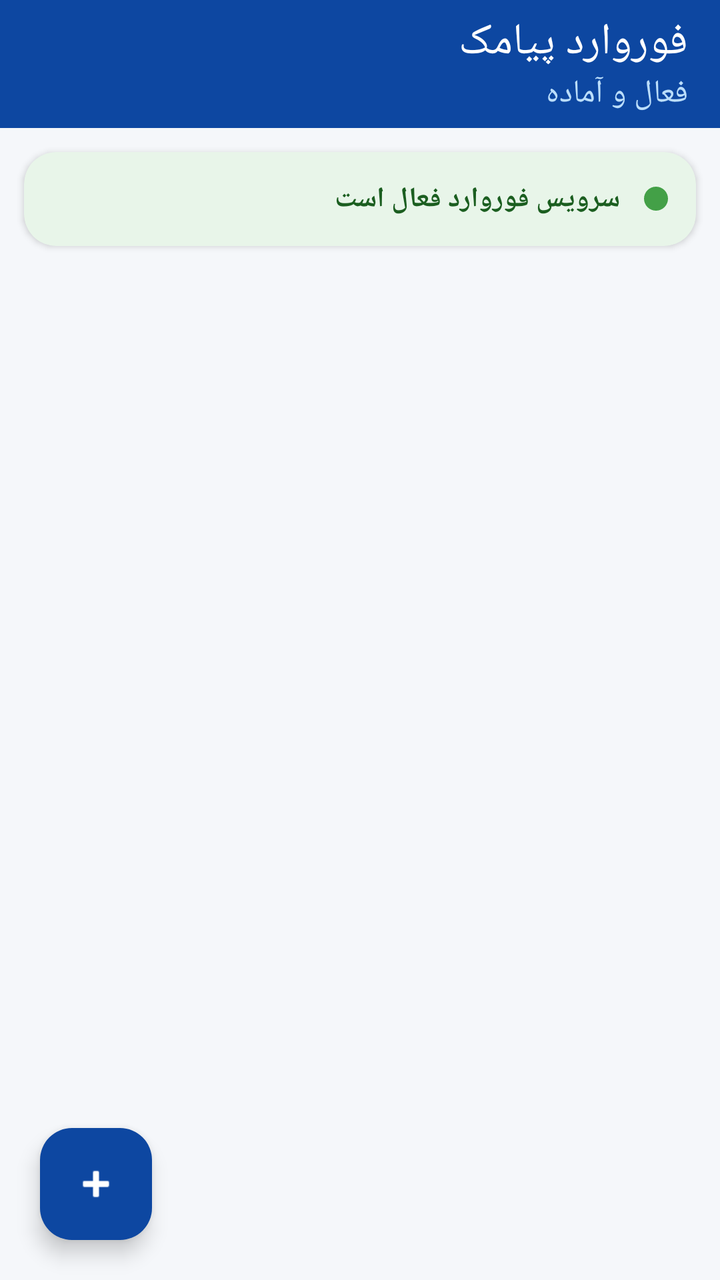
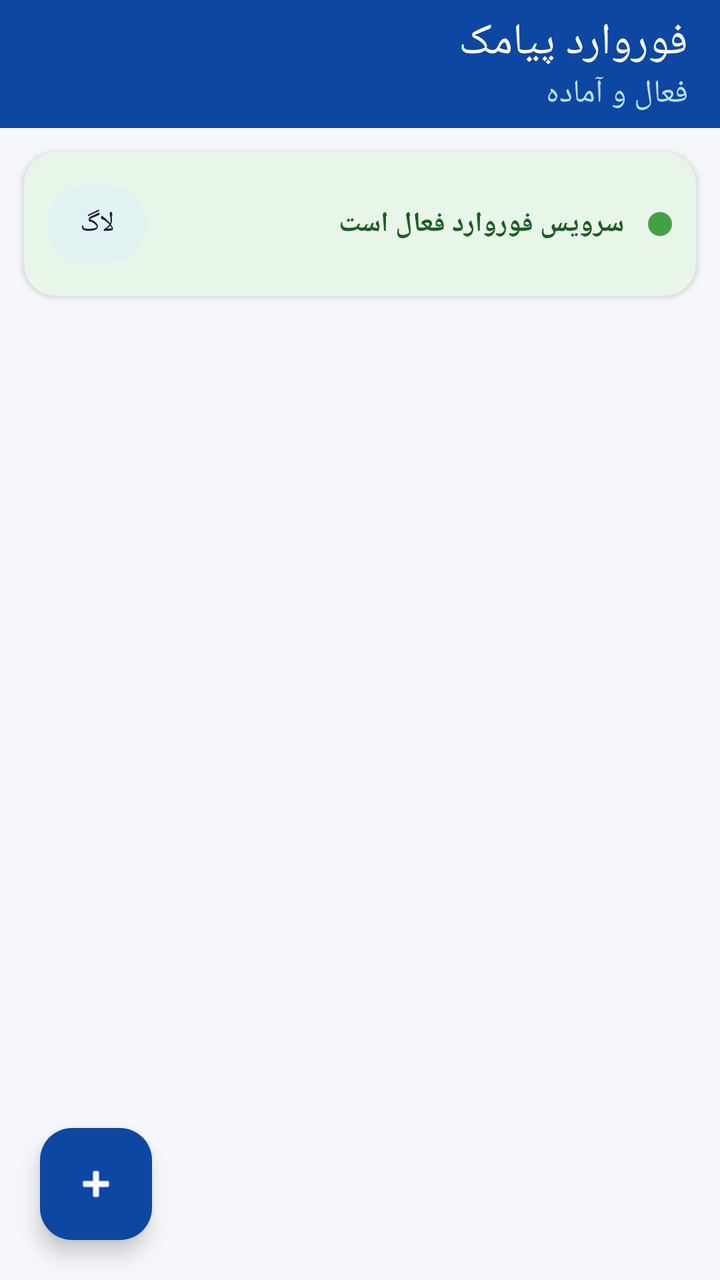

Compare the two renders of this Android layout. The source of the first and the diff that turns it into the second are given below.
<!-- AndroidManifest.xml: application theme Theme.SmsForwarder -->
<!-- res/layout/activity_main.xml -->
<?xml version="1.0" encoding="utf-8"?>
<androidx.coordinatorlayout.widget.CoordinatorLayout
    xmlns:android="http://schemas.android.com/apk/res/android"
    xmlns:app="http://schemas.android.com/apk/res-auto"
    android:id="@+id/rootLayout"
    android:layout_width="match_parent"
    android:layout_height="match_parent"
    android:fitsSystemWindows="true"
    android:layoutDirection="rtl"
    android:background="#F5F7FA">

    <com.google.android.material.appbar.AppBarLayout
        android:layout_width="match_parent"
        android:layout_height="wrap_content"
        android:fitsSystemWindows="true">

        <com.google.android.material.appbar.MaterialToolbar
            android:id="@+id/toolbar"
            android:layout_width="match_parent"
            android:layout_height="?attr/actionBarSize"
            android:background="?attr/colorPrimary"
            app:title="@string/app_name"
            app:titleTextColor="@android:color/white"
            app:subtitle="فعال و آماده"
            app:subtitleTextColor="#BBDEFB" />

    </com.google.android.material.appbar.AppBarLayout>

    <LinearLayout
        android:layout_width="match_parent"
        android:layout_height="match_parent"
        android:orientation="vertical"
        app:layout_behavior="@string/appbar_scrolling_view_behavior">

        
        <com.google.android.material.card.MaterialCardView
            android:layout_width="match_parent"
            android:layout_height="wrap_content"
            android:layout_margin="12dp"
            app:cardCornerRadius="16dp"
            app:cardElevation="2dp"
            app:strokeWidth="0dp"
            app:cardBackgroundColor="#E8F5E9">

            <LinearLayout
                android:layout_width="match_parent"
                android:layout_height="wrap_content"
                android:orientation="horizontal"
                android:padding="14dp"
                android:gravity="center_vertical">

                <View
                    android:id="@+id/statusDot"
                    android:layout_width="12dp"
                    android:layout_height="12dp"
                    android:background="@drawable/status_dot_green" />

                <TextView
                    android:id="@+id/txtStatus"
                    android:layout_width="0dp"
                    android:layout_height="wrap_content"
                    android:layout_weight="1"
                    android:layout_marginStart="12dp"
                    android:text="سرویس فوروارد فعال است"
                    android:textSize="14sp"
                    android:textColor="#1B5E20"
                    android:textStyle="bold" />

            </LinearLayout>
        </com.google.android.material.card.MaterialCardView>

        <androidx.recyclerview.widget.RecyclerView
            android:id="@+id/recyclerRules"
            android:layout_width="match_parent"
            android:layout_height="0dp"
            android:layout_weight="1"
            android:paddingHorizontal="8dp"
            android:paddingBottom="88dp"
            android:clipToPadding="false" />

        <TextView
            android:id="@+id/txtEmpty"
            android:layout_width="match_parent"
            android:layout_height="0dp"
            android:layout_weight="1"
            android:gravity="center"
            android:text="هنوز قانونی تعریف نشده\nروی + بزنید تا قانون جدید بسازید"
            android:textAlignment="center"
            android:textSize="15sp"
            android:textColor="#78909C"
            android:visibility="gone" />

    </LinearLayout>

    <com.google.android.material.floatingactionbutton.FloatingActionButton
        android:id="@+id/fabAdd"
        android:layout_width="wrap_content"
        android:layout_height="wrap_content"
        android:layout_gravity="bottom|end"
        android:layout_margin="20dp"
        android:contentDescription="افزودن قانون"
        app:backgroundTint="?attr/colorPrimary"
        app:tint="@android:color/white"
        app:srcCompat="@android:drawable/ic_input_add"
        app:elevation="6dp" />

</androidx.coordinatorlayout.widget.CoordinatorLayout>
<!-- resources referenced by this layout -->
<resources>
  <!-- drawable status_dot_green (drawable) -->
  <?xml version="1.0" encoding="utf-8"?>
  <shape xmlns:android="http://schemas.android.com/apk/res/android"
      android:shape="oval">
      <solid android:color="#43A047" />
      <size android:width="12dp" android:height="12dp" />
  </shape>
  <string name="app_name">فوروارد پیامک</string>
  <style name="Theme.SmsForwarder" parent="Theme.Material3.DayNight.NoActionBar">
          <item name="colorPrimary">#0D47A1</item>
          <item name="colorPrimaryContainer">#E3F2FD</item>
          <item name="colorOnPrimary">@android:color/white</item>
          <item name="colorSecondary">#00897B</item>
          <item name="colorSecondaryContainer">#E0F2F1</item>
          <item name="android:statusBarColor">#0D47A1</item>
          <item name="android:navigationBarColor">#FAFAFA</item>
          <item name="android:windowLightNavigationBar">true</item>
          
          <item name="materialAlertDialogTheme">@style/ThemeOverlay.SmsForwarder.Dialog</item>
      </style>
  <style name="ThemeOverlay.SmsForwarder.Dialog" parent="ThemeOverlay.Material3.MaterialAlertDialog">
          <item name="android:background">#FFFFFF</item>
          <item name="colorSurface">#FFFFFF</item>
          <item name="colorOnSurface">#212121</item>
          <item name="android:textColorPrimary">#212121</item>
          <item name="android:textColorSecondary">#424242</item>
      </style>
</resources>

<!-- the commit's change to res/layout/activity_main.xml (unified diff, before → after) -->
@@ -32,7 +32,6 @@
         android:orientation="vertical"
         app:layout_behavior="@string/appbar_scrolling_view_behavior">
 
-        
         <com.google.android.material.card.MaterialCardView
             android:layout_width="match_parent"
             android:layout_height="wrap_content"
@@ -46,7 +45,7 @@
                 android:layout_width="match_parent"
                 android:layout_height="wrap_content"
                 android:orientation="horizontal"
-                android:padding="14dp"
+                android:padding="12dp"
                 android:gravity="center_vertical">
 
                 <View
@@ -65,6 +64,15 @@
                     android:textSize="14sp"
                     android:textColor="#1B5E20"
                     android:textStyle="bold" />
+
+                <com.google.android.material.button.MaterialButton
+                    android:id="@+id/btnOpenLog"
+                    style="@style/Widget.Material3.Button.TonalButton"
+                    android:layout_width="wrap_content"
+                    android:layout_height="wrap_content"
+                    android:text="لاگ"
+                    android:minWidth="0dp"
+                    android:paddingHorizontal="16dp" />
 
             </LinearLayout>
         </com.google.android.material.card.MaterialCardView>
